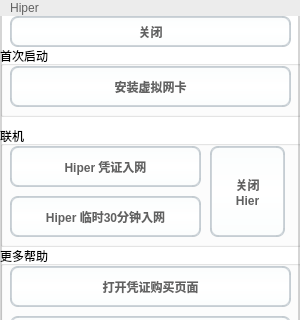
Qt form Source/pipes.ui (Tncent/HiperApp) before a commit; both pictures show x 0 to 300 and y 0 to 320 of the 300 by 600 pixel window.
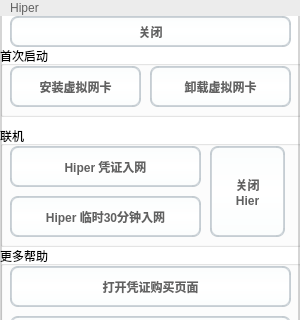
The same form after that commit. Icons and pictures are not drawn.

What changed in the file:
```diff
--- a/Source/pipes.ui
+++ b/Source/pipes.ui
@@ -494,7 +494,7 @@
       <rect>
        <x>10</x>
        <y>20</y>
-       <width>281</width>
+       <width>131</width>
        <height>41</height>
       </rect>
      </property>
@@ -502,6 +502,19 @@
       <string>安装虚拟网卡</string>
      </property>
     </widget>
+    <widget class="QToolButton" name="toolButton_6">
+     <property name="geometry">
+      <rect>
+       <x>150</x>
+       <y>20</y>
+       <width>141</width>
+       <height>41</height>
+      </rect>
+     </property>
+     <property name="text">
+      <string>卸载虚拟网卡</string>
+     </property>
+    </widget>
    </widget>
    <widget class="QGroupBox" name="groupBox_2">
     <property name="geometry">
```
